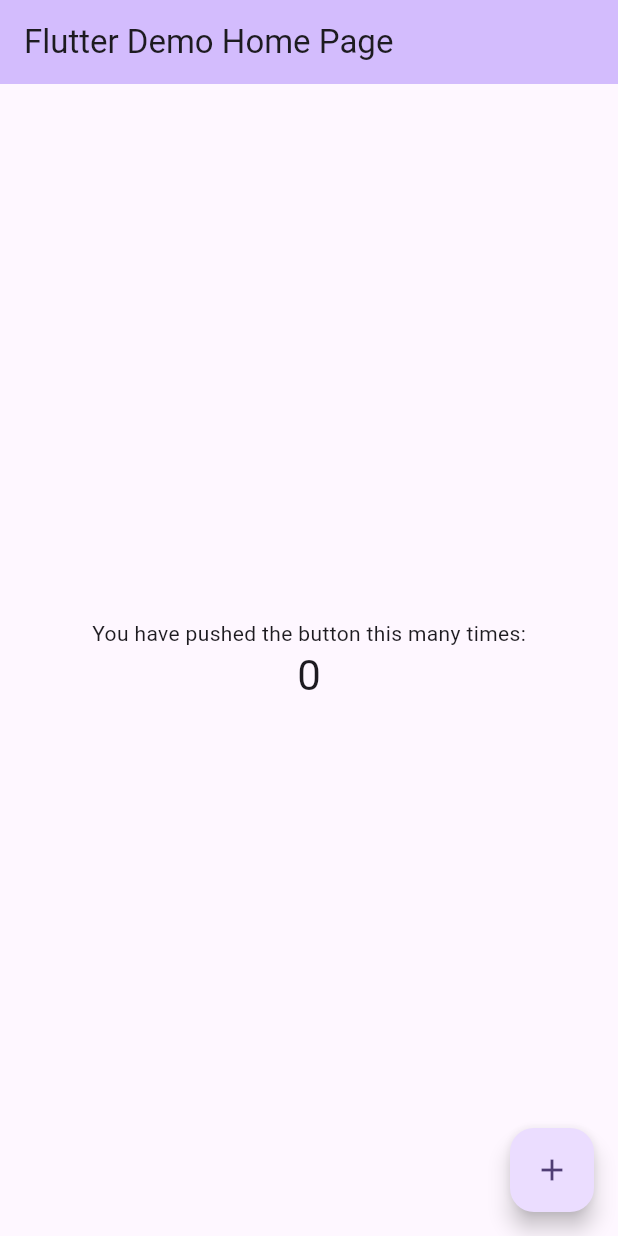
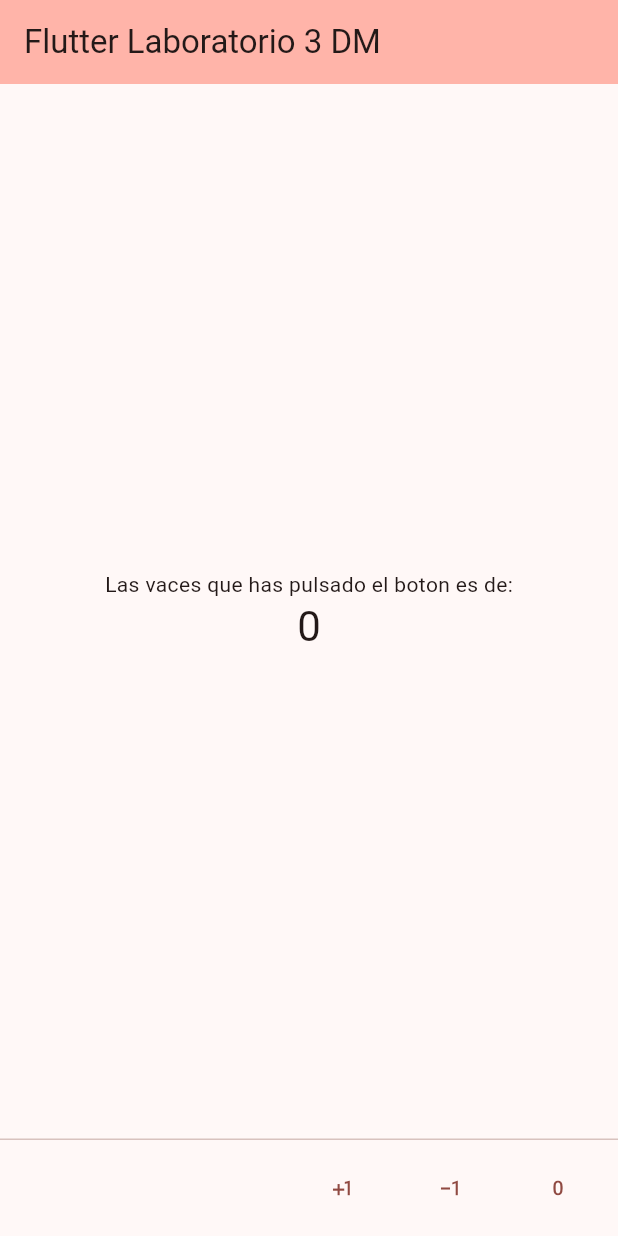
Before and after one commit to IchiroCTG/3479A321_2021479014, a Flutter app: the screen it shows after launch, on a phone screen of 412 x 824 dp. Run offline on Flutter 3.47's test engine with Material 3 defaults, Android fonts, the phone set to English and light mode, and no system bars.

Commit message:
Last Update

```diff
--- a/lib/main.dart
+++ b/lib/main.dart
@@ -28,9 +28,9 @@ class MyApp extends StatelessWidget {
         //
         // This works for code too, not just values: Most code changes can be
         // tested with just a hot reload.
-        colorScheme: ColorScheme.fromSeed(seedColor: Colors.deepPurple),
+        colorScheme: ColorScheme.fromSeed(seedColor: Colors.red),
       ),
-      home: const MyHomePage(title: 'Flutter Demo Home Page'),
+      home: const MyHomePage(title: 'Flutter Laboratorio 3 DM'),
     );
   }
 }
@@ -66,6 +66,17 @@ class _MyHomePageState extends State<MyHomePage> {
       _counter++;
     });
   }
+  void _decrementCounter(){
+    setState(() {
+
+      _counter--;
+    });
+  }
+  void _resetCounter(){
+    setState(() {
+      _counter=0;
+    });
+  }
 
   @override
   Widget build(BuildContext context) {
@@ -75,6 +86,11 @@ class _MyHomePageState extends State<MyHomePage> {
     // The Flutter framework has been optimized to make rerunning build methods
     // fast, so that you can just rebuild anything that needs updating rather
     // than having to individually change instances of widgets.
+    var persistentFooterButtons = [
+        TextButton(onPressed: _incrementCounter, child: Icon(Icons.plus_one)), //Boton de incrementar
+        TextButton(onPressed: _decrementCounter, child: Icon(Icons.exposure_minus_1)), //Boton de incrementar
+        TextButton(onPressed: _resetCounter, child: Icon(Icons.exposure_zero)) //Boton de incrementar
+      ];
     return Scaffold(
       appBar: AppBar(
         // TRY THIS: Try changing the color here to a specific color (to
@@ -104,7 +120,7 @@ class _MyHomePageState extends State<MyHomePage> {
           // wireframe for each widget.
           mainAxisAlignment: MainAxisAlignment.center,
           children: <Widget>[
-            const Text('You have pushed the button this many times:'),
+            const Text('Las vaces que has pulsado el boton es de:'),
             Text(
               '$_counter',
               style: Theme.of(context).textTheme.headlineMedium,
@@ -112,11 +128,7 @@ class _MyHomePageState extends State<MyHomePage> {
           ],
         ),
       ),
-      floatingActionButton: FloatingActionButton(
-        onPressed: _incrementCounter,
-        tooltip: 'Increment',
-        child: const Icon(Icons.add),
-      ), // This trailing comma makes auto-formatting nicer for build methods.
+      persistentFooterButtons: persistentFooterButtons,
     );
   }
 }
```
